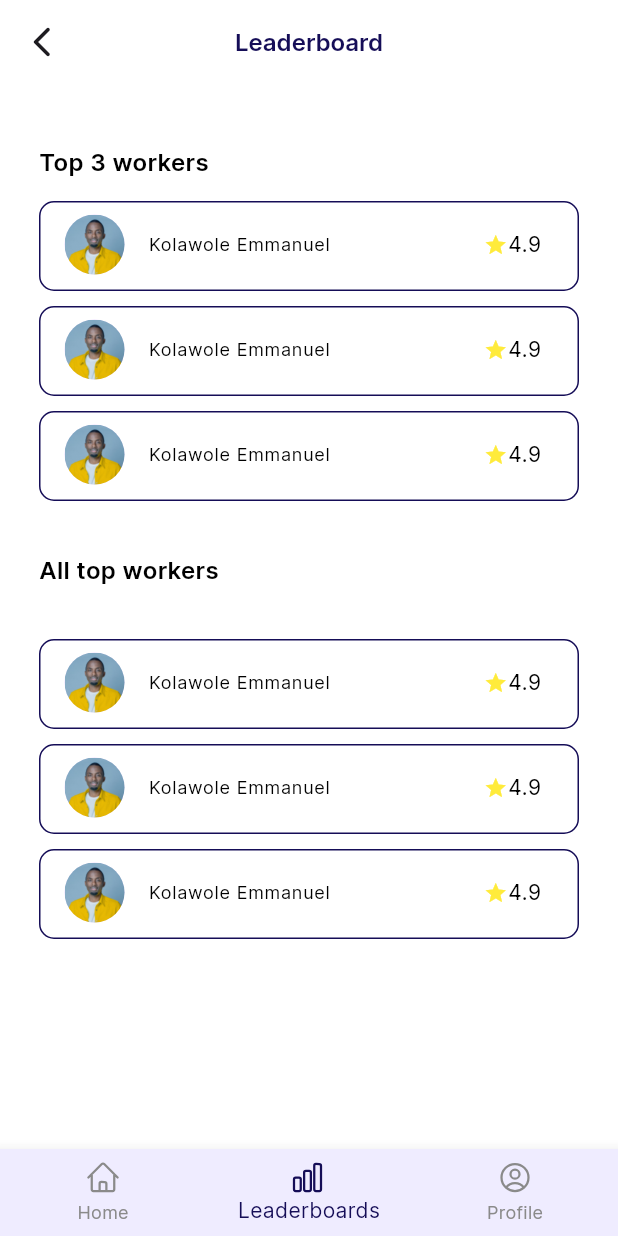
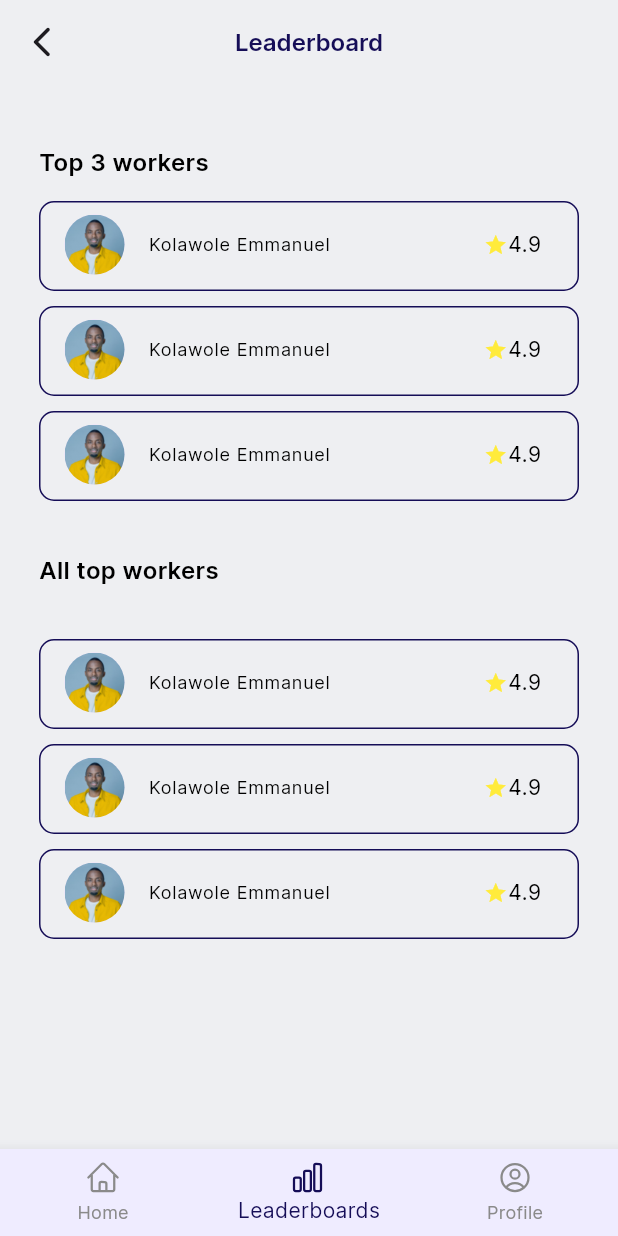
Before and after one commit to hngx-org/Giants-food-mobile, a Flutter app: the LeaderBoard screen opened directly, on a phone screen of 412 x 824 dp. Run offline on Flutter 3.47's test engine with Material 2 defaults, Android fonts, the phone set to English and light mode, and no system bars; our stand-ins replace connectivity_plus, flutter_screenutil, flutter_svg, get, get_storage, uni_links; accounts and stored records are empty.

Commit message:
minor changes

```diff
--- a/lib/controllers/accept_invite_controller.dart
+++ b/lib/controllers/accept_invite_controller.dart
@@ -53,8 +53,8 @@ class AcceptInviteController extends GetxController {
     print("token ------ ${box.read("token")}");
     dynamic res = await ApiClient().acceptInvite(
       requestData: {
-        "token": "eyJhbGciOiJIUzI1NiIsInR5cCI6IkpXVCJ9.eyJzdWIiOnsiaWQiOjg0NDg3NzQ5LCJlbWFpbCI6InVtdW51Ym8ubGdAZ21haWwuY29tIn0sImlhdCI6MTY5NTU4NzQ4NSwiZXhwIjoxNjk1NjczODg1LCJ0eXBlIjoib3JnYW5pemF0aW9uSW52aXRlIn0.kZBI0X9ydzfUI1WGi3dZlRn_LDCE1I7Eh6i_t66tsdw"
-        // box.read("inviteToken"),
+        "token": box.read("inviteToken") ?? "eyJhbGciOiJIUzI1NiIsInR5cCI6IkpXVCJ9.eyJzdWIiOnsiaWQiOjg0NDg3NzQ5LCJlbWFpbCI6InVtdW51Ym8ubGdAZ21haWwuY29tIn0sImlhdCI6MTY5NTU4NzQ4NSwiZXhwIjoxNjk1NjczODg1LCJ0eXBlIjoib3JnYW5pemF0aW9uSW52aXRlIn0.kZBI0X9ydzfUI1WGi3dZlRn_LDCE1I7Eh6i_t66tsdw"
+        // ,
       },
     );
 
@@ -79,7 +79,7 @@ class AcceptInviteController extends GetxController {
         "last_name": lastNameController.text.trim(),
         "phone": phoneController.text.trim(),
         "password_hash": passwordController.text.trim(),
-        // "org_id": box.read("org_id")
+        "org_id": box.read("org_id") ?? "15"
       },
     );
     print("----- accept invite $res");
--- a/lib/controllers/add_bank_account_controller.dart
+++ b/lib/controllers/add_bank_account_controller.dart
@@ -25,7 +25,7 @@ class AddBankAccountController extends GetxController {
   }
 
   Future<void> addBankAccount({required int userID}) async {
-    final selectedCountry = this.selectedCountry;
+    // final selectedCountry = this.selectedCountry;
     final selectedBank = this.selectedBank;
     final accountNumber = accountNumberController.text.trim();
 
--- a/lib/controllers/login_controller.dart
+++ b/lib/controllers/login_controller.dart
@@ -1,7 +1,6 @@
 import 'package:flutter/material.dart';
 import 'package:giants_free_lunch/core/app_export.dart';
 import 'package:giants_free_lunch/core/extentions/extenstion.dart';
-import 'package:giants_free_lunch/models/app_model.dart';
 import 'package:giants_free_lunch/services/api_client.dart';
 
 final apiClient = ApiClient();
--- a/lib/main.dart
+++ b/lib/main.dart
@@ -3,10 +3,7 @@ import 'package:connectivity_plus/connectivity_plus.dart';
 import 'package:flutter/material.dart';
 import 'package:flutter/services.dart';
 import 'package:get_storage/get_storage.dart';
-import 'package:giants_free_lunch/controllers/login_controller.dart';
-import 'package:giants_free_lunch/screens/accept_invite.dart';
 import 'package:giants_free_lunch/screens/landing_page.dart';
-import 'package:giants_free_lunch/screens/login_screen.dart';
 import 'package:uni_links/uni_links.dart';
 import './core/app_export.dart';
 
@@ -96,7 +93,6 @@ class MyApp extends StatelessWidget {
   // This widget is the root of your application.
   @override
   Widget build(BuildContext context) {
-    final _signController = Get.put(SignInController());
     return ScreenUtilInit(
       designSize: const Size(360, 780),
       builder: (context, child) {
@@ -109,7 +105,7 @@ class MyApp extends StatelessWidget {
             colorScheme: ColorScheme.fromSeed(seedColor: Colors.deepPurple),
             useMaterial3: true,
           ),
-          home: LandingPage()
+          home: const LandingPage()
           // Obx(() {
           //   return _signController.isLoggedIn.value ? HomePage(): const SignIn() ;
           // }),
--- a/lib/screens/home_screen.dart
+++ b/lib/screens/home_screen.dart
@@ -2,7 +2,6 @@ import 'package:flutter/cupertino.dart';
 import 'package:flutter/material.dart';
 import 'package:flutter/services.dart';
 import 'package:flutter_svg/svg.dart';
-import 'package:get_storage/get_storage.dart';
 import 'package:giants_free_lunch/controllers/login_controller.dart';
 import 'package:giants_free_lunch/core/app_export.dart';
 import 'package:giants_free_lunch/screens/give_lunch_screen.dart';
--- a/lib/screens/leader_board_screen.dart
+++ b/lib/screens/leader_board_screen.dart
@@ -31,9 +31,9 @@ class LeaderBoard extends StatelessWidget {
       statusBarIconBrightness: Brightness.dark,
     ));
     return Scaffold(
-      backgroundColor: Colors.white,
+      backgroundColor: appTheme.appBackgroundColor,
       appBar: AppBar(
-              backgroundColor: Colors.white,
+        backgroundColor: Colors.transparent,
         elevation: 0,
         leading: GestureDetector(
           onTap: () {
@@ -52,7 +52,8 @@ class LeaderBoard extends StatelessWidget {
           ),
         ),
       ),
-      body: Padding(
+      body: SingleChildScrollView(
+        child: Padding(
           padding: const EdgeInsets.all(26.0),
           child: Column(
             mainAxisAlignment: MainAxisAlignment.start,
@@ -109,6 +110,7 @@ class LeaderBoard extends StatelessWidget {
             ],
           ),
         ),
+      ),
       bottomNavigationBar: CustomBottomNavigationBar(
         selectedItem: selectedItem,
       ),
@@ -125,7 +127,7 @@ class LeaderBoard extends StatelessWidget {
           color: appTheme.primaryColor,
         ),
         borderRadius: BorderRadius.circular(10),
-        color: appTheme.white,
+        color: appTheme.appBackgroundColor,
       ),
       child: ListTile(
         leading: CircleAvatar(
--- a/lib/services/api_client.dart
+++ b/lib/services/api_client.dart
@@ -1,5 +1,4 @@
 import 'package:giants_free_lunch/core/extentions/extenstion.dart';
-import 'package:giants_free_lunch/models/app_model.dart';
 import '../core/app_export.dart';
 import '../core/utils/progress_dialog_utils.dart';
 import '../services/models/postOrganization/post_post_organization_invite_resp.dart';
```
Lines whose indentation alone changed are shown as unchanged.
